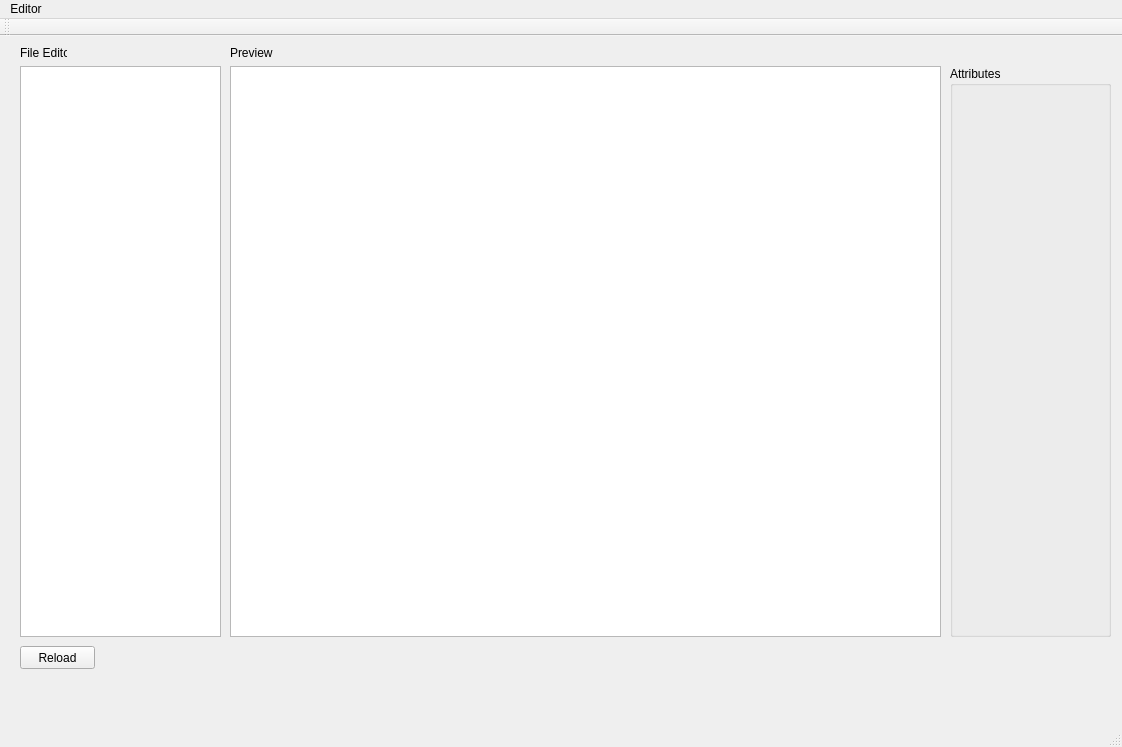
First picture: the form in SSPSolution/SSP_Editor/SSP_Editor.ui, repository Chringo/SSP, before the edit.
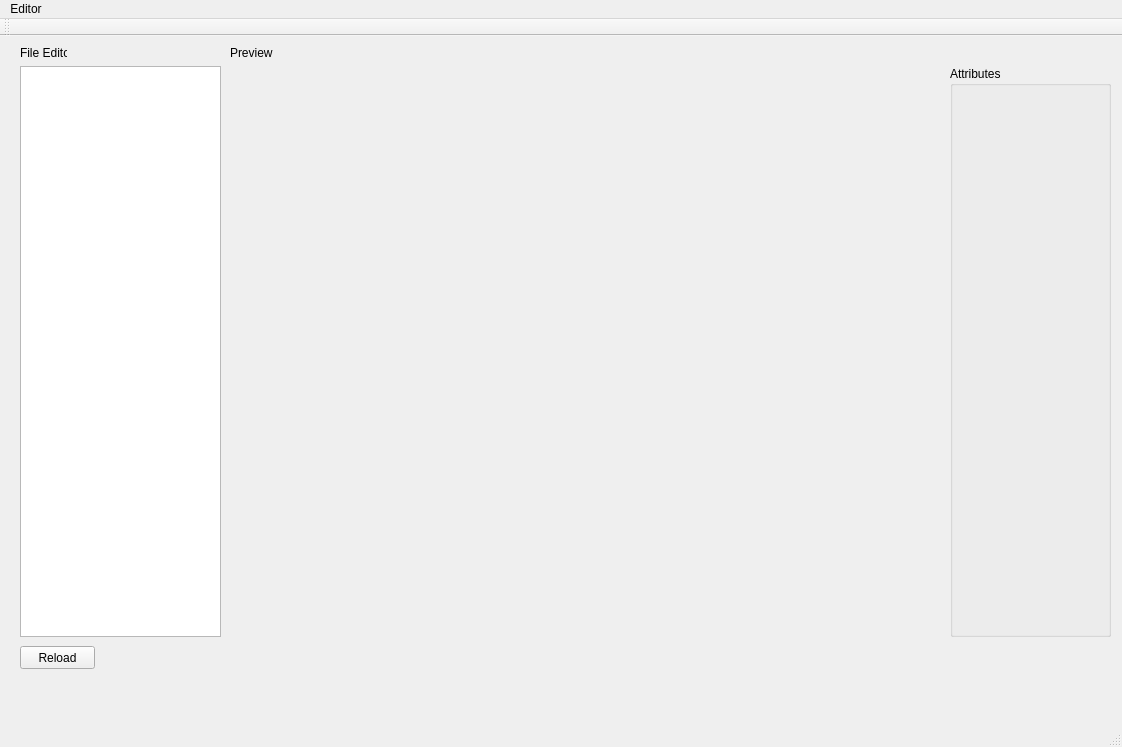
Second picture: the form after the edit.

Diff of the .ui file:
```diff
--- a/SSPSolution/SSP_Editor/SSP_Editor.ui
+++ b/SSPSolution/SSP_Editor/SSP_Editor.ui
@@ -27,25 +27,6 @@
      <string>File Editor</string>
     </property>
    </widget>
-   <widget class="QGraphicsView" name="graphicsView">
-    <property name="geometry">
-     <rect>
-      <x>230</x>
-      <y>30</y>
-      <width>711</width>
-      <height>571</height>
-     </rect>
-    </property>
-    <property name="minimumSize">
-     <size>
-      <width>10</width>
-      <height>10</height>
-     </size>
-    </property>
-    <property name="mouseTracking">
-     <bool>true</bool>
-    </property>
-   </widget>
    <widget class="QLabel" name="label_2">
     <property name="geometry">
      <rect>
@@ -104,6 +85,18 @@
       <height>571</height>
      </rect>
     </property>
+    <property name="sizePolicy">
+     <sizepolicy hsizetype="Expanding" vsizetype="Expanding">
+      <horstretch>0</horstretch>
+      <verstretch>0</verstretch>
+     </sizepolicy>
+    </property>
+    <property name="minimumSize">
+     <size>
+      <width>711</width>
+      <height>571</height>
+     </size>
+    </property>
     <property name="mouseTracking">
      <bool>true</bool>
     </property>
```
Left out of the diff: 3 changed lines with no effect on the pictures.
